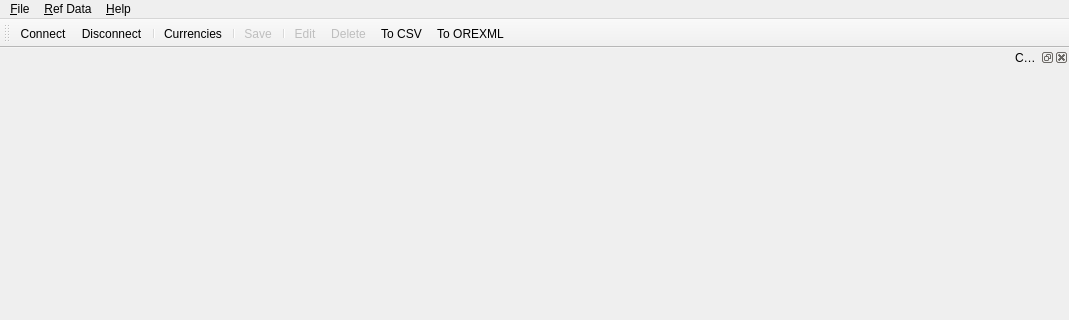
First picture: the form in projects/ores.qt/MainWindow.ui, repository OreStudio/OreStudio, before the edit; both pictures show x 0 to 1069 and y 0 to 320 of the 1069 by 672 pixel window.
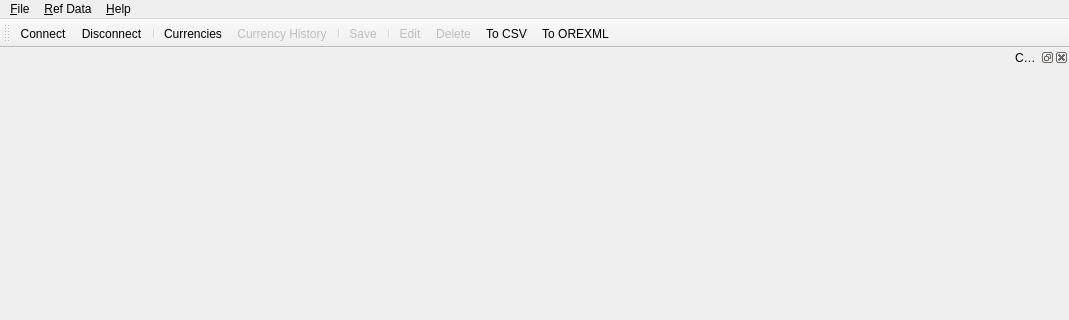
Second picture: the form after the edit. Icons and pictures are not drawn.

Commit message: [qt] Make curreny history a regular MDI window

The edit to the form file:
```diff
--- a/projects/ores.qt/MainWindow.ui
+++ b/projects/ores.qt/MainWindow.ui
@@ -69,6 +69,7 @@
    <addaction name="ActionDisconnect"/>
    <addaction name="separator"/>
    <addaction name="CurrenciesAction"/>
+   <addaction name="CurrencyHistoryAction"/>
    <addaction name="separator"/>
    <addaction name="ActionSave"/>
    <addaction name="separator"/>
@@ -91,6 +92,21 @@
     <string>&amp;Currencies</string>
    </property>
   </action>
+  <action name="CurrencyHistoryAction">
+   <property name="enabled">
+    <bool>false</bool>
+   </property>
+   <property name="icon">
+    <iconset>
+     <normaloff>ic_fluent_history_20_regular.svg</normaloff>ic_fluent_history_20_regular.svg</iconset>
+   </property>
+   <property name="text">
+    <string>Currency &amp;History</string>
+   </property>
+   <property name="toolTip">
+    <string>View currency history</string>
+   </property>
+  </action>
   <action name="ActionConnect">
    <property name="icon">
     <iconset>
```
The commit also changes 12 other files.
